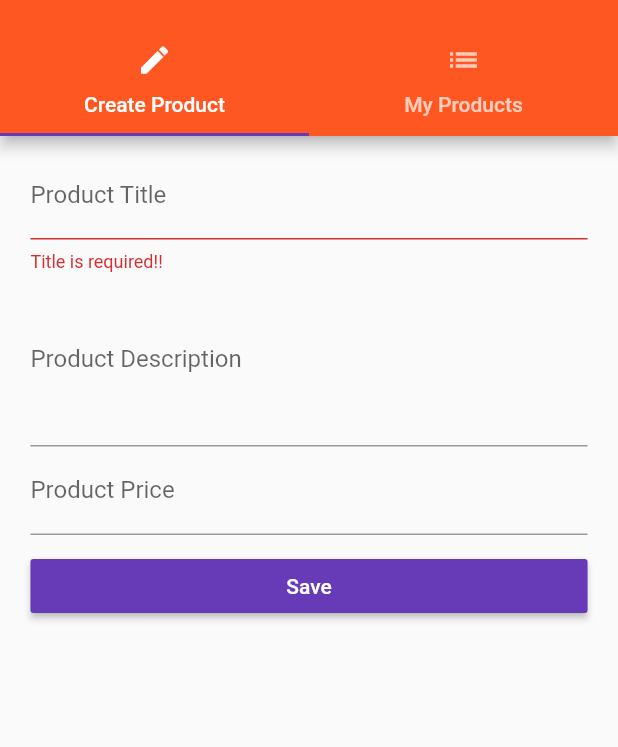
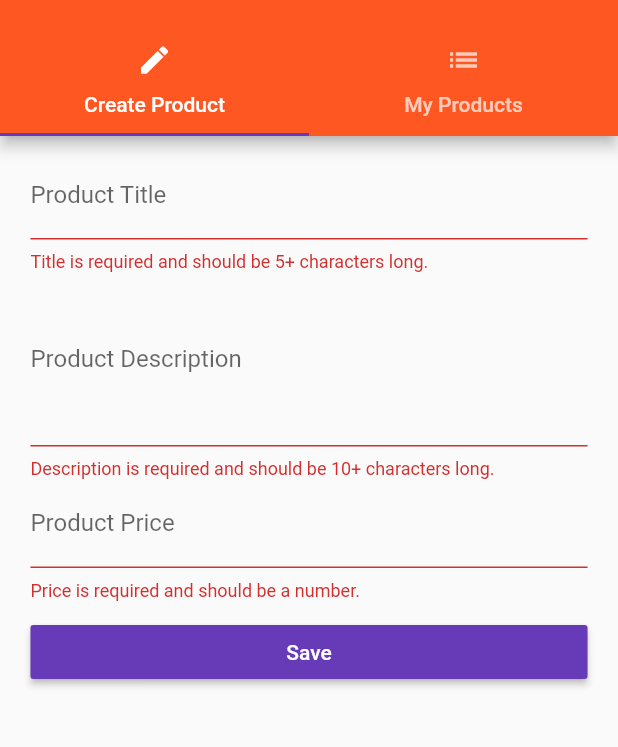
Before and after one commit to hukoru/flutter_course, a Flutter app: the ProductsAdminPage screen opened by its route, after a tap on "Save", on a phone screen of 412 x 824 dp, the part 59-806 px from its top. Run offline on Flutter 3.47's test engine with Material 2 defaults, Android fonts, the phone set to English and light mode, and no system bars.

Commit message:
Adding Text Field

```diff
--- a/lib/pages/product_create.dart
+++ b/lib/pages/product_create.dart
@@ -12,23 +12,25 @@ class ProductCreatePage extends StatefulWidget {
 }
 
 class _ProductCreatePageState extends State<ProductCreatePage> {
-  String _titleValue;
-  String _descriptionValue;
-  double _priceValue;
+  final Map<String, dynamic> _formData = {
+    'title': null,
+    'description': null,
+    'price': null,
+    'image': 'assets/food.jpg'
+  };
   final GlobalKey<FormState> _formKey = GlobalKey<FormState>();
 
   Widget _buildTitleTextField() {
     return TextFormField(
       decoration: InputDecoration(labelText: 'Product Title'),
       validator: (String value) {
-        if (value.isEmpty) {
-          return 'Title is required!!';
+        // if (value.trim().length <= 0) {
+        if (value.isEmpty || value.length < 5) {
+          return 'Title is required and should be 5+ characters long.';
         }
       },
       onSaved: (String value) {
-        setState(() {
-          _titleValue = value;
-        });
+        _formData['title'] = value;
       },
     );
   }
@@ -37,10 +39,14 @@ class _ProductCreatePageState extends State<ProductCreatePage> {
     return TextFormField(
       maxLines: 4,
       decoration: InputDecoration(labelText: 'Product Description'),
+      validator: (String value) {
+        // if (value.trim().length <= 0) {
+        if (value.isEmpty || value.length < 10) {
+          return 'Description is required and should be 10+ characters long.';
+        }
+      },
       onSaved: (String value) {
-        setState(() {
-          _descriptionValue = value;
-        });
+        _formData['description'] = value;
       },
     );
   }
@@ -49,26 +55,25 @@ class _ProductCreatePageState extends State<ProductCreatePage> {
     return TextFormField(
       keyboardType: TextInputType.number,
       decoration: InputDecoration(labelText: 'Product Price'),
+      validator: (String value) {
+        // if (value.trim().length <= 0) {
+        if (value.isEmpty ||
+            !RegExp(r'^(?:[1-9]\d*|0)?(?:\.\d+)?$').hasMatch(value)) {
+          return 'Price is required and should be a number.';
+        }
+      },
       onSaved: (String value) {
-        setState(() {
-          _priceValue = double.parse(value);
-        });
+        _formData['price'] = double.parse(value);
       },
     );
   }
 
   void _submitForm() {
-    if(_formKey.currentState.validate()) {
+    if (!_formKey.currentState.validate()) {
       return;
     }
     _formKey.currentState.save();
-    final Map<String, dynamic> product = {
-      'title': _titleValue,
-      'description': _descriptionValue,
-      'price': _priceValue,
-      'image': 'assets/food.jpg'
-    };
-    widget.addProduct(product);
+    widget.addProduct(_formData);
     Navigator.pushReplacementNamed(context, '/products');
   }
 
@@ -77,7 +82,11 @@ class _ProductCreatePageState extends State<ProductCreatePage> {
     final double deviceWidth = MediaQuery.of(context).size.width;
     final double targetWidth = deviceWidth > 550.0 ? 500.0 : deviceWidth * 0.95;
     final double targetPadding = deviceWidth - targetWidth;
-    return Container(
+    return GestureDetector(
+      onTap: () {
+        FocusScope.of(context).requestFocus(FocusNode());
+      },
+      child: Container(
         margin: EdgeInsets.all(10.0),
         child: Form(
           key: _formKey,
@@ -106,6 +115,7 @@ class _ProductCreatePageState extends State<ProductCreatePage> {
             ],
           ),
         ),
+      ),
     );
   }
 }
--- /dev/null
+++ b/lib/pages/product_edit.dart
@@ -0,0 +1,160 @@
+import 'package:flutter/material.dart';
+
+import '../widgets/helpers/ensure_visible.dart';
+
+class ProductEditPage extends StatefulWidget {
+  final Function addProduct;
+  final Function updateProduct;
+  final Map<String, dynamic> product;
+  final int productIndex;
+
+  ProductEditPage(
+      {this.addProduct, this.updateProduct, this.product, this.productIndex});
+
+  @override
+  State<StatefulWidget> createState() {
+    return _ProductEditPageState();
+  }
+}
+
+class _ProductEditPageState extends State<ProductEditPage> {
+  final Map<String, dynamic> _formData = {
+    'title': null,
+    'description': null,
+    'price': null,
+    'image': 'assets/food.jpg'
+  };
+  final GlobalKey<FormState> _formKey = GlobalKey<FormState>();
+  final _titleFocusNode = FocusNode();
+  final _descriptionFocusNode = FocusNode();
+  final _priceFocusNode = FocusNode();
+
+  Widget _buildTitleTextField() {
+    return EnsureVisibleWhenFocused(
+      focusNode: _titleFocusNode,
+      child: TextFormField(
+        focusNode: _titleFocusNode,
+        decoration: InputDecoration(labelText: 'Product Title'),
+        initialValue: widget.product == null ? '' : widget.product['title'],
+        validator: (String value) {
+          // if (value.trim().length <= 0) {
+          if (value.isEmpty || value.length < 5) {
+            return 'Title is required and should be 5+ characters long.';
+          }
+        },
+        onSaved: (String value) {
+          _formData['title'] = value;
+        },
+      ),
+    );
+  }
+
+  Widget _buildDescriptionTextField() {
+    return EnsureVisibleWhenFocused(
+      focusNode: _descriptionFocusNode,
+      child: TextFormField(
+        focusNode: _descriptionFocusNode,
+        maxLines: 4,
+        decoration: InputDecoration(labelText: 'Product Description'),
+        initialValue:
+        widget.product == null ? '' : widget.product['description'],
+        validator: (String value) {
+          // if (value.trim().length <= 0) {
+          if (value.isEmpty || value.length < 10) {
+            return 'Description is required and should be 10+ characters long.';
+          }
+        },
+        onSaved: (String value) {
+          _formData['description'] = value;
+        },
+      ),
+    );
+  }
+
+  Widget _buildPriceTextField() {
+    return EnsureVisibleWhenFocused(
+      focusNode: _priceFocusNode,
+      child: TextFormField(
+        focusNode: _priceFocusNode,
+        keyboardType: TextInputType.number,
+        decoration: InputDecoration(labelText: 'Product Price'),
+        initialValue:
+        widget.product == null ? '' : widget.product['price'].toString(),
+        validator: (String value) {
+          // if (value.trim().length <= 0) {
+          if (value.isEmpty ||
+              !RegExp(r'^(?:[1-9]\d*|0)?(?:\.\d+)?$').hasMatch(value)) {
+            return 'Price is required and should be a number.';
+          }
+        },
+        onSaved: (String value) {
+          _formData['price'] = double.parse(value);
+        },
+      ),
+    );
+  }
+
+  void _submitForm() {
+    if (!_formKey.currentState.validate()) {
+      return;
+    }
+    _formKey.currentState.save();
+    if (widget.product == null) {
+      widget.addProduct(_formData);
+    } else {
+      widget.updateProduct(widget.productIndex, _formData);
+    }
+
+    Navigator.pushReplacementNamed(context, '/products');
+  }
+
+  @override
+  Widget build(BuildContext context) {
+    final double deviceWidth = MediaQuery.of(context).size.width;
+    final double targetWidth = deviceWidth > 550.0 ? 500.0 : deviceWidth * 0.95;
+    final double targetPadding = deviceWidth - targetWidth;
+    final Widget pageContent = GestureDetector(
+      onTap: () {
+        FocusScope.of(context).requestFocus(FocusNode());
+      },
+      child: Container(
+        margin: EdgeInsets.all(10.0),
+        child: Form(
+          key: _formKey,
+          child: ListView(
+            padding: EdgeInsets.symmetric(horizontal: targetPadding / 2),
+            children: <Widget>[
+              _buildTitleTextField(),
+              _buildDescriptionTextField(),
+              _buildPriceTextField(),
+              SizedBox(
+                height: 10.0,
+              ),
+              RaisedButton(
+                child: Text('Save'),
+                textColor: Colors.white,
+                onPressed: _submitForm,
+              )
+              // GestureDetector(
+              //   onTap: _submitForm,
+              //   child: Container(
+              //     color: Colors.green,
+              //     padding: EdgeInsets.all(5.0),
+              //     child: Text('My Button'),
+              //   ),
+              // )
+            ],
+          ),
+        ),
+      ),
+    );
+    return widget.product == null
+        ? pageContent
+        : Scaffold(
+      appBar: AppBar(
+        title: Text('Edit Product'),
+      ),
+      body: pageContent,
+    );
+  }
+}
--- a/lib/pages/products_admin.dart
+++ b/lib/pages/products_admin.dart
@@ -1,13 +1,15 @@
 import 'package:flutter/material.dart';
 
-import './product_create.dart';
+import './product_edit.dart';
 import './product_list.dart';
 
 class ProductsAdminPage extends StatelessWidget {
   final Function addProduct;
+  final Function updateProduct;
   final Function deleteProduct;
+  final List<Map<String, dynamic>> products;
 
-  ProductsAdminPage(this.addProduct, this.deleteProduct);
+  ProductsAdminPage(this.addProduct, this.updateProduct, this.deleteProduct, this.products);
 
   Widget _buildSideDrawer(BuildContext context) {
     return Drawer(
@@ -51,7 +53,10 @@ class ProductsAdminPage extends StatelessWidget {
           ),
         ),
         body: TabBarView(
-          children: <Widget>[ProductCreatePage(addProduct), ProductListPage()],
+          children: <Widget>[
+            ProductEditPage(addProduct: addProduct),
+            ProductListPage(products, updateProduct)
+          ],
         ),
       ),
     );
--- /dev/null
+++ b/lib/widgets/helpers/ensure_visible.dart
@@ -0,0 +1,86 @@
+import 'dart:async';
+
+import 'package:flutter/rendering.dart';
+import 'package:flutter/widgets.dart';
+import 'package:meta/meta.dart';
+
+class EnsureVisibleWhenFocused extends StatefulWidget {
+  const EnsureVisibleWhenFocused({
+    Key key,
+    @required this.child,
+    @required this.focusNode,
+    this.curve: Curves.ease,
+    this.duration: const Duration(milliseconds: 100),
+  }) : super(key: key);
+
+  /// The node we will monitor to determine if the child is focused
+  final FocusNode focusNode;
+
+  /// The child widget that we are wrapping
+  final Widget child;
+
+  /// The curve we will use to scroll ourselves into view.
+  ///
+  /// Defaults to Curves.ease.
+  final Curve curve;
+
+  /// The duration we will use to scroll ourselves into view
+  ///
+  /// Defaults to 100 milliseconds.
+  final Duration duration;
+
+  EnsureVisibleWhenFocusedState createState() => new EnsureVisibleWhenFocusedState();
+}
+
+class EnsureVisibleWhenFocusedState extends State<EnsureVisibleWhenFocused> {
+  @override
+  void initState() {
+    super.initState();
+    widget.focusNode.addListener(_ensureVisible);
+  }
+
+  @override
+  void dispose() {
+    super.dispose();
+    widget.focusNode.removeListener(_ensureVisible);
+  }
+
+  Future<Null> _ensureVisible() async {
+    // Wait for the keyboard to come into view
+    // TODO: position doesn't seem to notify listeners when metrics change,
+    // perhaps a NotificationListener around the scrollable could avoid
+    // the need insert a delay here.
+    await Future.delayed(const Duration(milliseconds: 300));
+
+    if (!widget.focusNode.hasFocus)
+      return;
+
+    final RenderObject object = context.findRenderObject();
+    final RenderAbstractViewport viewport = RenderAbstractViewport.of(object);
+    assert(viewport != null);
+
+    ScrollableState scrollableState = Scrollable.of(context);
+    assert(scrollableState != null);
+
+    ScrollPosition position = scrollableState.position;
+    double alignment;
+    if (position.pixels > viewport.getOffsetToReveal(object, 0.0).offset) {
+      // Move down to the top of the viewport
+      alignment = 0.0;
+    } else if (position.pixels < viewport.getOffsetToReveal(object, 1.0).offset) {
+      // Move up to the bottom of the viewport
+      alignment = 1.0;
+    } else {
+      // No scrolling is necessary to reveal the child
+      return;
+    }
+    position.ensureVisible(
+      object,
+      alignment: alignment,
+      duration: widget.duration,
+      curve: widget.curve,
+    );
+  }
+
+  Widget build(BuildContext context) => widget.child;
+}
```
Also changed, not shown: lib/main.dart (+7 -1 lines), lib/pages/auth.dart (+34 -17 lines), lib/pages/product_list.dart (+36 -2 lines), pubspec.yaml (+1 -12 lines), assets/background.jpg, assets/icon/app-icon.png (added). Lines whose indentation alone changed are shown as unchanged.
